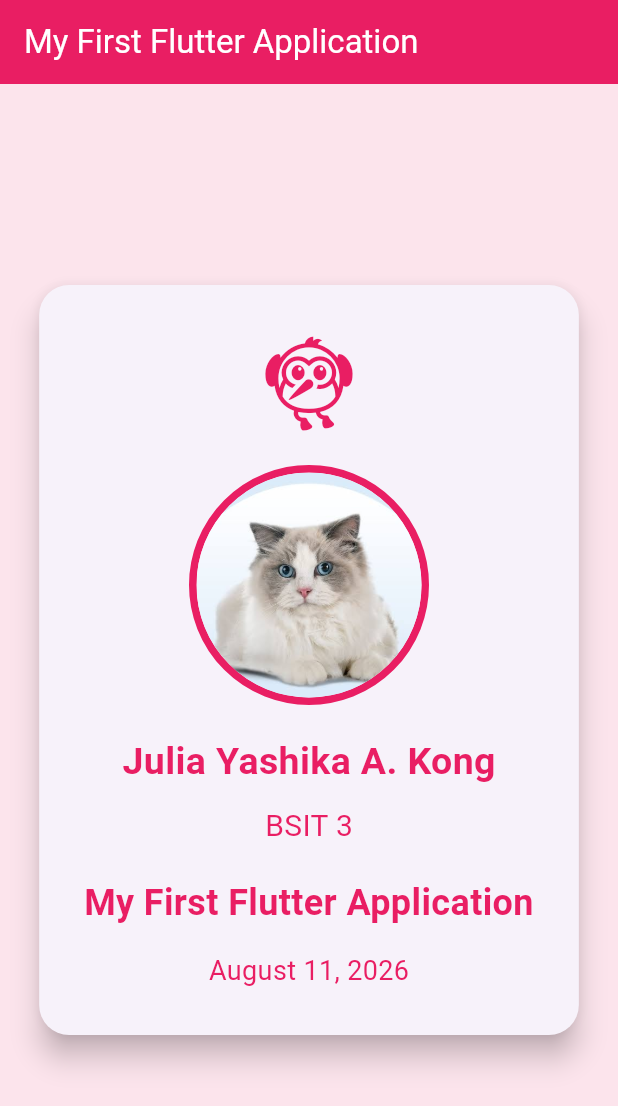
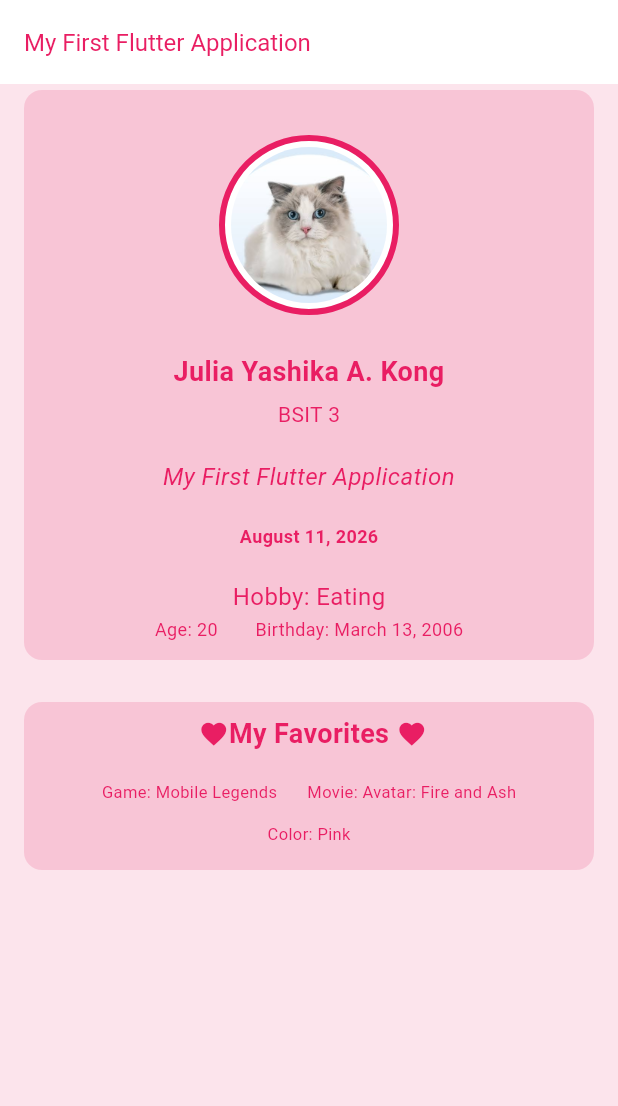
Before and after one commit to yashipikapa/IT314AB_KONG, a Flutter app: the screen it shows after launch, on a phone screen of 412 x 824 dp. Shown: the top 1106 px of the screen. Run offline on Flutter 3.47's test engine with Material 3 defaults, Android fonts, the light colour scheme and no system bars.

Commit message:
initial commit

```diff
--- a/my_first_flutter_app/analysis_options.yaml
+++ b/my_first_flutter_app/analysis_options.yaml
@@ -7,6 +7,15 @@
 
 # The following line activates a set of recommended lints for Flutter apps,
 # packages, and plugins designed to encourage good coding practices.
+analyzer:
+  exclude:
+    - build/**
+    - android/**
+    - ios/**
+    - web/**
+    - windows/**
+    - macos/**
+    - linux/**
 include: package:flutter_lints/flutter.yaml
 
 linter:
--- a/my_first_flutter_app/lib/main.dart
+++ b/my_first_flutter_app/lib/main.dart
@@ -1,14 +1,11 @@
 import 'package:flutter/material.dart';
-
 
 void main() {
   runApp(const MyApp());
 }
 
-
 class MyApp extends StatelessWidget {
   const MyApp({super.key});
-
 
   @override
   Widget build(BuildContext context) {
@@ -16,112 +13,242 @@ class MyApp extends StatelessWidget {
       debugShowCheckedModeBanner: false,
       home: Scaffold(
         backgroundColor: Colors.pink.shade50,
+
         appBar: AppBar(
-          backgroundColor: Colors.pink,
+          backgroundColor: Colors.white,
+          elevation: 0,
           title: const Text(
             'My First Flutter Application',
             style: TextStyle(
-              color: Colors.white,
+              color: Colors.pink,
+              fontSize: 16,
             ),
           ),
         ),
-        body: Center(
-          child: Card(
-            margin: const EdgeInsets.all(25),
-            elevation: 8,
+
+        body: SingleChildScrollView(
+          child: Padding(
+            padding: const EdgeInsets.symmetric(horizontal: 12),
+            child: Column(
+              children: [
+
+                // CARD 1 - PROFILE
+                Card(
+                  color: const Color.fromARGB(255, 241, 140, 174)
+                      .withOpacity(0.35),
+                  elevation: 0,
                   shape: RoundedRectangleBorder(
-              borderRadius: BorderRadius.circular(20),
+                    borderRadius: BorderRadius.circular(12),
                   ),
                   child: Padding(
-              padding: const EdgeInsets.all(30),
+                    padding: const EdgeInsets.fromLTRB(16, 30, 16, 12),
                     child: Column(
-                mainAxisSize: MainAxisSize.min,
+                      mainAxisAlignment: MainAxisAlignment.center,
                       children: [
-                  const Icon(
-                    Icons.flutter_dash,
-                    size: 70,
-                    color: Colors.pink,
-                  ),
 
-
-                  const SizedBox(height: 20),
-
-
-                  // Circular profile picture
+                        // Circular Profile Picture
                         Container(
-                    width: 160,
-                    height: 160,
+                          width: 120,
+                          height: 120,
+                          padding: const EdgeInsets.all(4),
                           decoration: BoxDecoration(
                             shape: BoxShape.circle,
+                            color: Colors.white,
                             border: Border.all(
                               color: Colors.pink,
-                        width: 5,
+                              width: 4,
                             ),
                           ),
-
                           child: ClipOval(
                             child: Image.asset(
                               'assets/meow.png',
-                        width: 150,
-                        height: 150,
+                              width: 110,
+                              height: 110,
                               fit: BoxFit.cover,
                             ),
                           ),
                         ),
 
+                        const SizedBox(height: 25),
 
+                        // Name
+                        const Text(
+                          'Julia Yashika A. Kong',
+                          textAlign: TextAlign.center,
+                          style: TextStyle(
+                            color: Colors.pink,
+                            fontSize: 18,
+                            fontWeight: FontWeight.bold,
+                          ),
+                        ),
+
+                        const SizedBox(height: 5),
+
+                        // Course
+                        const Text(
+                          'BSIT 3',
+                          style: TextStyle(
+                            color: Colors.pink,
+                            fontSize: 14,
+                          ),
+                        ),
 
                         const SizedBox(height: 20),
 
-
-                  const Text(
-                    'Julia Yashika A. Kong',
-                    style: TextStyle(
-                      fontSize: 25,
-                      fontWeight: FontWeight.bold,
-                      color: Colors.pink,
-                    ),
-                  ),
-
-
-                  const SizedBox(height: 10),
-
-
-                  const Text(
-                    'BSIT 3',
-                    style: TextStyle(
-                      fontSize: 20,
-                      color: Colors.pink,
-                    ),
-                  ),
-
-
-                  const SizedBox(height: 20),
-
-
+                        // Application
                         const Text(
                           'My First Flutter Application',
                           textAlign: TextAlign.center,
                           style: TextStyle(
-                      fontSize: 24,
-                      fontWeight: FontWeight.bold,
                             color: Colors.pink,
+                            fontSize: 16,
+                            fontStyle: FontStyle.italic,
                           ),
                         ),
 
+                        const SizedBox(height: 20),
 
-                  const SizedBox(height: 15),
-
-
+                        // Date
                         const Text(
                           'August 11, 2026',
                           style: TextStyle(
-                      fontSize: 18,
                             color: Colors.pink,
+                            fontSize: 12,
+                            fontWeight: FontWeight.bold,
+                          ),
+                        ),
+
+                        const SizedBox(height: 20),
+
+                        // Hobby
+                        const Text(
+                          'Hobby: Eating',
+                          style: TextStyle(
+                            color: Colors.pink,
+                            fontSize: 16,
+                          ),
+                        ),
+
+                        const SizedBox(height: 2),
+
+                        // Age and Birthday
+                        Row(
+                          mainAxisAlignment: MainAxisAlignment.center,
+                          children: const [
+                            Text(
+                              'Age: 20',
+                              style: TextStyle(
+                                color: Colors.pink,
+                                fontSize: 12,
+                              ),
+                            ),
+
+                            SizedBox(width: 25),
+
+                            Text(
+                              'Birthday: March 13, 2006',
+                              style: TextStyle(
+                                color: Colors.pink,
+                                fontSize: 12,
                               ),
                             ),
                           ],
                         ),
+                      ],
+                    ),
+                  ),
+                ),
+
+                const SizedBox(height: 20),
+
+                // CARD 2 - FAVORITES
+                Card(
+                  color: const Color.fromARGB(255, 241, 140, 174)
+                      .withOpacity(0.35),
+                  elevation: 0,
+                  shape: RoundedRectangleBorder(
+                    borderRadius: BorderRadius.circular(12),
+                  ),
+                  child: Padding(
+                    padding: const EdgeInsets.fromLTRB(16, 8, 16, 16),
+                    child: Column(
+                      children: [
+
+                        // My Favorites title
+                        Row(
+                          mainAxisAlignment: MainAxisAlignment.center,
+                          children: const [
+
+                            SizedBox(width: 5),
+
+                            Icon(
+                              Icons.favorite,
+                              color: Colors.pink,
+                              size: 20,
+                            ),
+
+                            Text(
+                              'My Favorites',
+                              style: TextStyle(
+                                color: Colors.pink,
+                                fontSize: 18,
+                                fontWeight: FontWeight.bold,
+                              ),
+                            ),
+
+                            SizedBox(width: 5),
+
+                            Icon(
+                              Icons.favorite,
+                              color: Colors.pink,
+                              size: 20,
+                            ),
+
+                          ],
+                        ),
+
+                        const SizedBox(height: 18),
+
+                        // Favorites
+                        Row(
+                          mainAxisAlignment: MainAxisAlignment.center,
+                          children: const [
+                            Text(
+                              'Game: Mobile Legends',
+                              style: TextStyle(
+                                color: Colors.pink,
+                                fontSize: 11,
+                              ),
+                            ),
+
+                            SizedBox(width: 20),
+
+                            Text(
+                              'Movie: Avatar: Fire and Ash',
+                              style: TextStyle(
+                                color: Colors.pink,
+                                fontSize: 11,
+                              ),
+                            ),
+                          ],
+                        ),
+
+                        const SizedBox(height: 12),
+
+                        const Text(
+                          'Color: Pink',
+                          style: TextStyle(
+                            color: Colors.pink,
+                            fontSize: 11,
+                          ),
+                        ),
+                      ],
+                    ),
+                  ),
+                ),
+
+                const SizedBox(height: 20),
+              ],
             ),
           ),
         ),
```
Also changed, not shown: my_first_flutter_app/pubspec.lock. Lines whose indentation alone changed are shown as unchanged.
